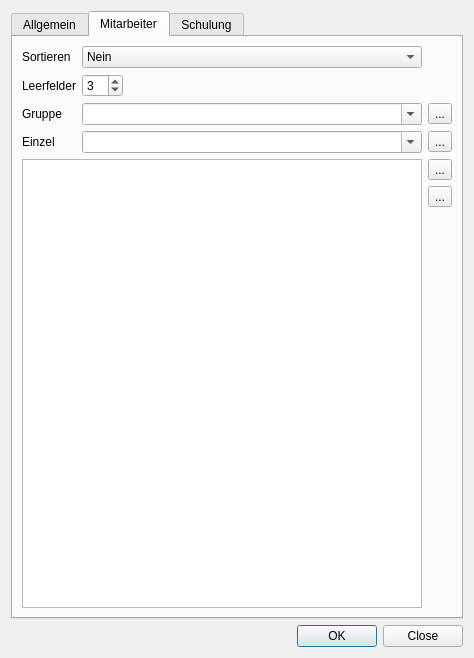
First picture: the form in ui/qmsigninglistdialog.ui, repository Christian-Kr/QualificationMatrix, before the edit.
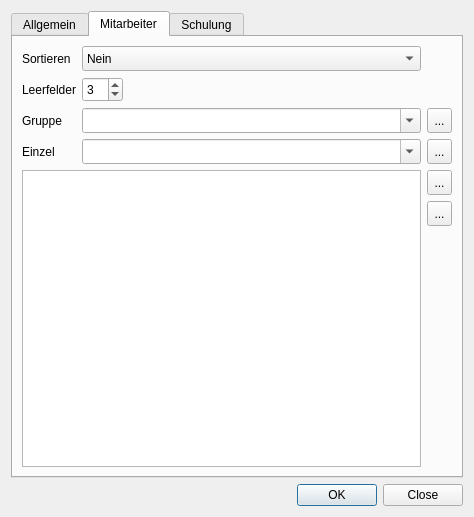
Second picture: the form after the edit. The open tabs and pages were chosen to show the change. Icons and pictures are not drawn.

Diff of the .ui file:
```diff
--- a/ui/qmsigninglistdialog.ui
+++ b/ui/qmsigninglistdialog.ui
@@ -7,7 +7,7 @@
     <x>0</x>
     <y>0</y>
     <width>474</width>
-    <height>658</height>
+    <height>517</height>
    </rect>
   </property>
   <property name="windowTitle">
@@ -122,6 +122,12 @@
         <layout class="QHBoxLayout" name="horizontalLayout">
          <item>
           <widget class="QSpinBox" name="spEmpty">
+           <property name="minimumSize">
+            <size>
+             <width>0</width>
+             <height>25</height>
+            </size>
+           </property>
            <property name="value">
             <number>3</number>
            </property>
@@ -157,6 +163,12 @@
            <verstretch>0</verstretch>
           </sizepolicy>
          </property>
+         <property name="minimumSize">
+          <size>
+           <width>0</width>
+           <height>25</height>
+          </size>
+         </property>
          <property name="editable">
           <bool>true</bool>
          </property>
@@ -166,9 +178,6 @@
          <property name="insertPolicy">
           <enum>QComboBox::NoInsert</enum>
          </property>
-         <property name="sizeAdjustPolicy">
-          <enum>QComboBox::AdjustToMinimumContentsLength</enum>
-         </property>
          <property name="minimumContentsLength">
           <number>20</number>
          </property>
@@ -183,6 +192,12 @@
        </item>
        <item row="2" column="2">
         <widget class="QToolButton" name="tbAddEmployeeFromGroup">
+         <property name="minimumSize">
+          <size>
+           <width>25</width>
+           <height>25</height>
+          </size>
+         </property>
          <property name="text">
           <string>...</string>
          </property>
@@ -192,8 +207,8 @@
          </property>
          <property name="iconSize">
           <size>
-           <width>22</width>
-           <height>22</height>
+           <width>16</width>
+           <height>16</height>
           </size>
          </property>
         </widget>
@@ -206,6 +221,12 @@
            <verstretch>0</verstretch>
           </sizepolicy>
          </property>
+         <property name="minimumSize">
+          <size>
+           <width>0</width>
+           <height>25</height>
+          </size>
+         </property>
          <property name="editable">
           <bool>true</bool>
          </property>
@@ -215,9 +236,6 @@
          <property name="insertPolicy">
           <enum>QComboBox::NoInsert</enum>
          </property>
-         <property name="sizeAdjustPolicy">
-          <enum>QComboBox::AdjustToMinimumContentsLength</enum>
-         </property>
          <property name="minimumContentsLength">
           <number>20</number>
          </property>
@@ -225,6 +243,12 @@
        </item>
        <item row="3" column="2">
         <widget class="QToolButton" name="tbAddEmployee">
+         <property name="minimumSize">
+          <size>
+           <width>25</width>
+           <height>25</height>
+          </size>
+         </property>
          <property name="text">
           <string>...</string>
          </property>
@@ -234,8 +258,8 @@
          </property>
          <property name="iconSize">
           <size>
-           <width>22</width>
-           <height>22</height>
+           <width>16</width>
+           <height>16</height>
           </size>
          </property>
         </widget>
@@ -254,6 +278,12 @@
         <layout class="QVBoxLayout" name="verticalLayout_3">
          <item>
           <widget class="QToolButton" name="tbRemoveEmployee">
+           <property name="minimumSize">
+            <size>
+             <width>25</width>
+             <height>25</height>
+            </size>
+           </property>
            <property name="text">
             <string>...</string>
            </property>
@@ -263,14 +293,20 @@
            </property>
            <property name="iconSize">
             <size>
-             <width>22</width>
-             <height>22</height>
+             <width>16</width>
+             <height>16</height>
             </size>
            </property>
           </widget>
          </item>
          <item>
           <widget class="QToolButton" name="tbClear">
+           <property name="minimumSize">
+            <size>
+             <width>25</width>
+             <height>25</height>
+            </size>
+           </property>
            <property name="text">
             <string>...</string>
            </property>
@@ -280,8 +316,8 @@
            </property>
            <property name="iconSize">
             <size>
-             <width>22</width>
-             <height>22</height>
+             <width>16</width>
+             <height>16</height>
             </size>
            </property>
           </widget>
@@ -303,6 +339,12 @@
        </item>
        <item row="0" column="1">
         <widget class="QComboBox" name="cbSort">
+         <property name="minimumSize">
+          <size>
+           <width>0</width>
+           <height>25</height>
+          </size>
+         </property>
          <item>
           <property name="text">
            <string>Nein</string>
```
Left out of the diff: 40 changed lines with no effect on the pictures.
